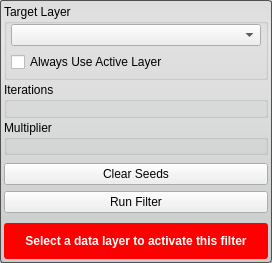
Before: the Qt Designer form src/Interface/ToolInterface/ConfidenceConnectedFilterInterface.ui in SCIInstitute/Seg3D, drawn with Qt 5.
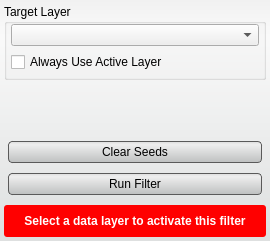
After: the same form once the commit is applied. Custom widgets are drawn as their Qt base class.

Patch:
```diff
--- a/src/Interface/ToolInterface/ConfidenceConnectedFilterInterface.ui
+++ b/src/Interface/ToolInterface/ConfidenceConnectedFilterInterface.ui
@@ -6,8 +6,8 @@
    <rect>
     <x>0</x>
     <y>0</y>
-    <width>272</width>
-    <height>263</height>
+    <width>270</width>
+    <height>241</height>
    </rect>
   </property>
   <property name="sizePolicy">
@@ -28,13 +28,33 @@
   <property name="styleSheet">
    <string notr="true">QWidget#ConfidenceConnectedFilterInterface{
   border-radius: 3px;
-  border: 1px solid rgb(80, 80,80);
-  background-color: qlineargradient(spread:pad, x1:0.5, y1:0, x2:0.5, y2:0.960227, stop:0 rgba(221, 221, 221, 255), stop:0.155779 rgba(228, 228, 228, 255), stop:1 rgba(202, 204, 204, 255));      
+  background-color: qlineargradient(spread:pad, x1:0.5, y1:0, x2:0.5, y2:0.960227, stop:0 rgba(241, 241, 241, 255), stop:0.155779 rgba(250, 250, 250, 255), stop:1 rgba(222, 224, 224, 255));       
+}
+
+QPushButton{
+  background-color: qlineargradient(spread:pad, x1:0.5, y1:0, x2:0.5, y2:0.960227, stop:0 rgba(221, 221, 221, 255), stop:0.155779 rgba(238, 238, 238, 255), stop:1 rgba(192, 194, 194, 255));
+  border-radius: 4px;
+  border: 1px solid rgb(90, 90, 90);
+  margin:4px;
+}
+
+QPushButton:hover{
+  background-color: qlineargradient(spread:pad, x1:0.5, y1:0, x2:0.5, y2:1, stop:0 rgba(195, 195, 195, 255), stop:0.253769 rgba(206, 206, 206, 255), stop:1 rgba(185, 185, 185, 255));
+  border-radius: 4px;
+  border: 1px solid rgb(90, 90, 90);
+  margin:4px;
+}
+
+QPushButton:pressed{
+  background-color: qlineargradient(spread:pad, x1:0.5, y1:0, x2:0.5, y2:1, stop:0 rgba(150, 150, 150, 255), stop:0.753769 rgba(206, 206, 206, 255), stop:1 rgba(185, 185, 185, 255));
+  border-radius: 4px;
+  border: 1px solid rgb(90, 90, 90);
+  margin:4px;
 }</string>
   </property>
   <layout class="QVBoxLayout" name="verticalLayout">
    <property name="spacing">
-    <number>2</number>
+    <number>4</number>
    </property>
    <property name="margin">
     <number>4</number>
@@ -111,71 +131,23 @@
     </widget>
    </item>
    <item>
-    <widget class="QGroupBox" name="groupBox">
-     <property name="title">
-      <string>Iterations</string>
-     </property>
-     <layout class="QVBoxLayout" name="verticalLayout_2">
-      <property name="spacing">
-       <number>0</number>
-      </property>
-      <property name="leftMargin">
-       <number>4</number>
-      </property>
-      <property name="topMargin">
-       <number>2</number>
-      </property>
-      <property name="rightMargin">
-       <number>4</number>
-      </property>
-      <property name="bottomMargin">
-       <number>4</number>
-      </property>
-      <item>
-       <widget class="QtUtils::QtSliderIntCombo" name="iterations_" native="true"/>
-      </item>
-     </layout>
-    </widget>
+    <widget class="QtUtils::QtSliderIntCombo" name="iterations_" native="true"/>
    </item>
    <item>
-    <widget class="QGroupBox" name="groupBox_2">
-     <property name="title">
-      <string>Multiplier</string>
-     </property>
-     <layout class="QVBoxLayout" name="verticalLayout_3">
-      <property name="spacing">
-       <number>0</number>
-      </property>
-      <property name="leftMargin">
-       <number>4</number>
-      </property>
-      <property name="topMargin">
-       <number>2</number>
-      </property>
-      <property name="rightMargin">
-       <number>4</number>
-      </property>
-      <property name="bottomMargin">
-       <number>4</number>
-      </property>
-      <item>
-       <widget class="QtUtils::QtSliderDoubleCombo" name="multiplier_" native="true"/>
-      </item>
-     </layout>
-    </widget>
+    <widget class="QtUtils::QtSliderDoubleCombo" name="multiplier_" native="true"/>
    </item>
    <item>
     <widget class="QWidget" name="widget" native="true">
      <property name="minimumSize">
       <size>
        <width>0</width>
-       <height>64</height>
+       <height>66</height>
       </size>
      </property>
      <property name="maximumSize">
       <size>
        <width>16777215</width>
-       <height>64</height>
+       <height>66</height>
       </size>
      </property>
      <layout class="QVBoxLayout" name="verticalLayout_5">
@@ -187,6 +159,12 @@
       </property>
       <item>
        <widget class="QPushButton" name="clear_seeds_button_">
+        <property name="minimumSize">
+         <size>
+          <width>0</width>
+          <height>30</height>
+         </size>
+        </property>
         <property name="text">
          <string>Clear Seeds</string>
         </property>
@@ -194,6 +172,12 @@
       </item>
       <item>
        <widget class="QPushButton" name="run_button_">
+        <property name="minimumSize">
+         <size>
+          <width>0</width>
+          <height>30</height>
+         </size>
+        </property>
         <property name="text">
          <string>Run Filter</string>
         </property>
@@ -247,23 +231,23 @@
   </layout>
  </widget>
  <customwidgets>
+  <customwidget>
+   <class>QtUtils::QtSliderDoubleCombo</class>
+   <extends>QWidget</extends>
+   <header location="global">QtUtils/Widgets/QtSliderDoubleCombo.h</header>
+   <container>1</container>
+  </customwidget>
+  <customwidget>
+   <class>QtUtils::QtSliderIntCombo</class>
+   <extends>QWidget</extends>
+   <header location="global">QtUtils/Widgets/QtSliderIntCombo.h</header>
+   <container>1</container>
+  </customwidget>
   <customwidget>
    <class>QtUtils::QtDropableComboBox</class>
    <extends>QComboBox</extends>
    <header location="global">QtUtils/Widgets/QtDropableComboBox.h</header>
   </customwidget>
-  <customwidget>
-   <class>QtUtils::QtSliderIntCombo</class>
-   <extends>QWidget</extends>
-   <header location="global">QtUtils/Widgets/QtSliderIntCombo.h</header>
-   <container>1</container>
-  </customwidget>
-  <customwidget>
-   <class>QtUtils::QtSliderDoubleCombo</class>
-   <extends>QWidget</extends>
-   <header location="global">QtUtils/Widgets/QtSliderDoubleCombo.h</header>
-   <container>1</container>
-  </customwidget>
  </customwidgets>
  <resources/>
  <connections/>
```
